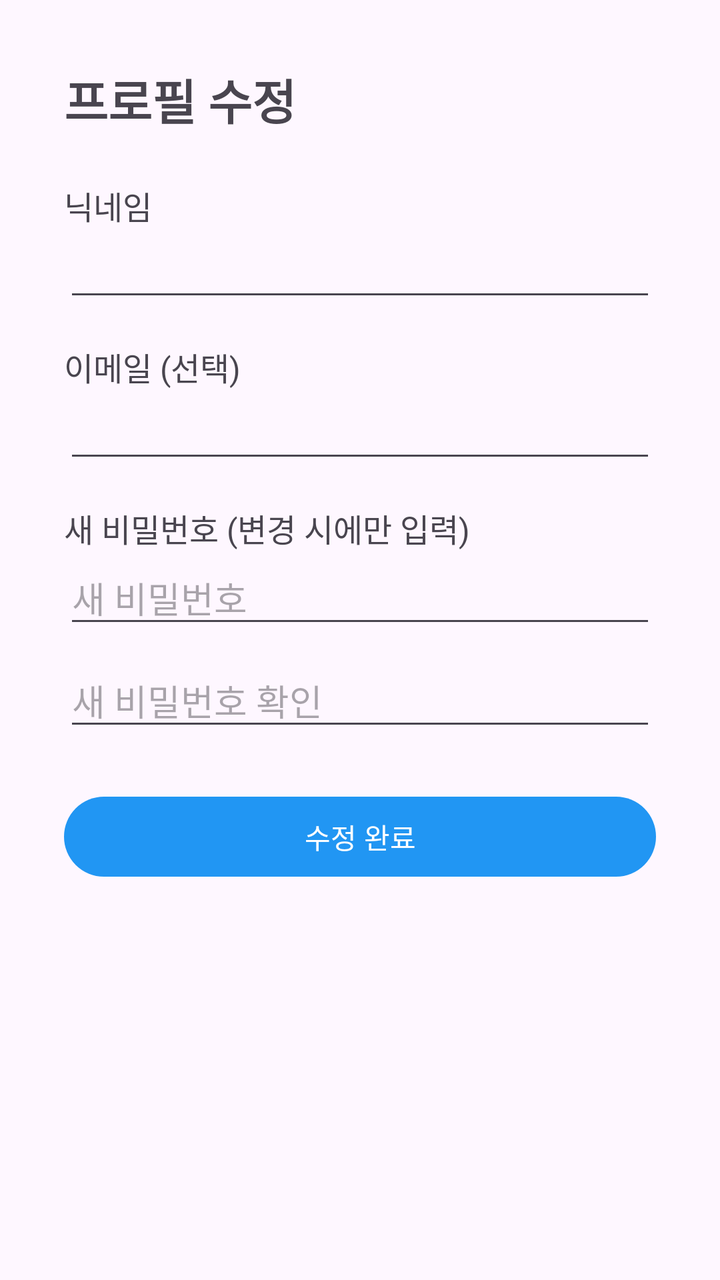
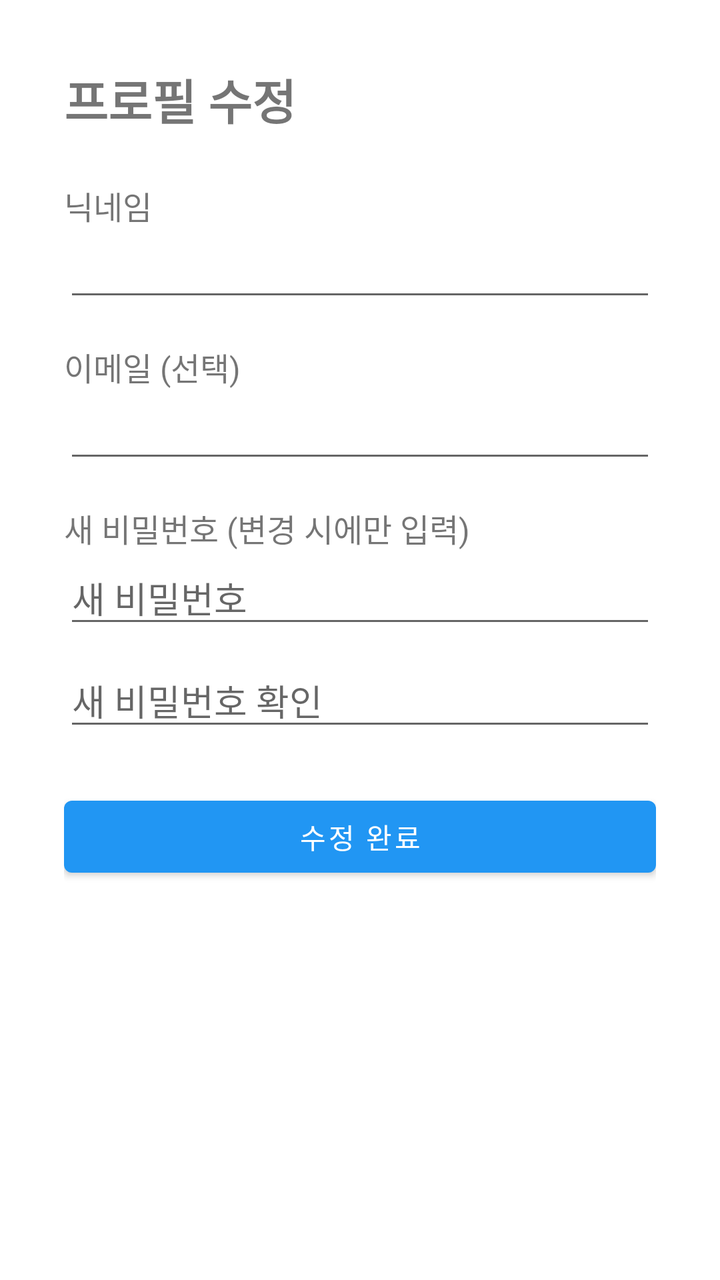

Compare the two renders of this Android layout. The source of the first and the diff that turns it into the second are given below.
<!-- AndroidManifest.xml: application theme Theme.SocialMyMap -->
<!-- res/layout/activity_profile_edit.xml -->
<?xml version="1.0" encoding="utf-8"?>
<LinearLayout xmlns:android="http://schemas.android.com/apk/res/android"
    android:layout_width="match_parent"
    android:layout_height="match_parent"
    android:orientation="vertical"
    android:padding="32dp">

    <TextView
        android:layout_width="wrap_content"
        android:layout_height="wrap_content"
        android:text="프로필 수정"
        android:textSize="24sp"
        android:textStyle="bold"
        android:layout_marginBottom="24dp"/>

    <TextView
        android:layout_width="wrap_content"
        android:layout_height="wrap_content"
        android:text="닉네임"
        android:textSize="16sp"/>
    <EditText
        android:id="@+id/et_edit_nickname"
        android:layout_width="match_parent"
        android:layout_height="wrap_content"
        android:layout_marginBottom="16dp"/>

    <TextView
        android:layout_width="wrap_content"
        android:layout_height="wrap_content"
        android:text="이메일 (선택)"
        android:textSize="16sp"/>
    <EditText
        android:id="@+id/et_edit_email"
        android:layout_width="match_parent"
        android:layout_height="wrap_content"
        android:inputType="textEmailAddress"
        android:layout_marginBottom="16dp"/>

    <TextView
        android:layout_width="wrap_content"
        android:layout_height="wrap_content"
        android:text="새 비밀번호 (변경 시에만 입력)"
        android:textSize="16sp"/>
    <EditText
        android:id="@+id/et_edit_password"
        android:layout_width="match_parent"
        android:layout_height="wrap_content"
        android:hint="새 비밀번호"
        android:inputType="textPassword"
        android:layout_marginBottom="8dp"/>

    <EditText
        android:id="@+id/et_edit_password_confirm"
        android:layout_width="match_parent"
        android:layout_height="wrap_content"
        android:hint="새 비밀번호 확인"
        android:inputType="textPassword"
        android:layout_marginBottom="24dp"/>

    <Button
        android:id="@+id/btn_edit_submit"
        android:layout_width="match_parent"
        android:layout_height="wrap_content"
        android:text="수정 완료"/>

</LinearLayout>
<!-- resources referenced by this layout -->
<resources>
  <style name="Theme.SocialMyMap" parent="Base.Theme.SocialMyMap" />
  <style name="Base.Theme.SocialMyMap" parent="Theme.Material3.DayNight">
      
      <item name="colorPrimary">#2196F3</item>
      <item name="colorPrimaryVariant">#1976D2</item>
      <item name="colorOnPrimary">@color/white</item>
      
      <item name="colorSecondary">#03A9F4</item>
      <item name="colorSecondaryVariant">#0288D1</item>
      <item name="colorOnSecondary">@color/black</item>
      
      <item name="android:statusBarColor" tools:targetApi="l">?attr/colorPrimaryVariant</item>
      
    </style>
  <color name="white">#FFFFFFFF</color>
  <color name="black">#FF000000</color>
</resources>

<!-- the commit's change to res/layout/activity_profile_edit.xml (unified diff, before → after) -->
@@ -1,66 +1,74 @@
 <?xml version="1.0" encoding="utf-8"?>
-<LinearLayout xmlns:android="http://schemas.android.com/apk/res/android"
+<ScrollView xmlns:android="http://schemas.android.com/apk/res/android"
+    android:id="@+id/scroll_view_profile_edit"
     android:layout_width="match_parent"
     android:layout_height="match_parent"
-    android:orientation="vertical"
-    android:padding="32dp">
+    android:fillViewport="true"
+    android:fitsSystemWindows="true">
 
-    <TextView
-        android:layout_width="wrap_content"
-        android:layout_height="wrap_content"
-        android:text="프로필 수정"
-        android:textSize="24sp"
-        android:textStyle="bold"
-        android:layout_marginBottom="24dp"/>
-
-    <TextView
-        android:layout_width="wrap_content"
-        android:layout_height="wrap_content"
-        android:text="닉네임"
-        android:textSize="16sp"/>
-    <EditText
-        android:id="@+id/et_edit_nickname"
+    <LinearLayout
         android:layout_width="match_parent"
         android:layout_height="wrap_content"
-        android:layout_marginBottom="16dp"/>
+        android:orientation="vertical"
+        android:padding="32dp">
 
-    <TextView
-        android:layout_width="wrap_content"
-        android:layout_height="wrap_content"
-        android:text="이메일 (선택)"
-        android:textSize="16sp"/>
-    <EditText
-        android:id="@+id/et_edit_email"
-        android:layout_width="match_parent"
-        android:layout_height="wrap_content"
-        android:inputType="textEmailAddress"
-        android:layout_marginBottom="16dp"/>
+        <TextView
+            android:layout_width="wrap_content"
+            android:layout_height="wrap_content"
+            android:text="프로필 수정"
+            android:textSize="24sp"
+            android:textStyle="bold"
+            android:layout_marginBottom="24dp"/>
 
-    <TextView
-        android:layout_width="wrap_content"
-        android:layout_height="wrap_content"
-        android:text="새 비밀번호 (변경 시에만 입력)"
-        android:textSize="16sp"/>
-    <EditText
-        android:id="@+id/et_edit_password"
-        android:layout_width="match_parent"
-        android:layout_height="wrap_content"
-        android:hint="새 비밀번호"
-        android:inputType="textPassword"
-        android:layout_marginBottom="8dp"/>
+        <TextView
+            android:layout_width="wrap_content"
+            android:layout_height="wrap_content"
+            android:text="닉네임"
+            android:textSize="16sp"/>
+        <EditText
+            android:id="@+id/et_edit_nickname"
+            android:layout_width="match_parent"
+            android:layout_height="wrap_content"
+            android:layout_marginBottom="16dp"/>
 
-    <EditText
-        android:id="@+id/et_edit_password_confirm"
-        android:layout_width="match_parent"
-        android:layout_height="wrap_content"
-        android:hint="새 비밀번호 확인"
-        android:inputType="textPassword"
-        android:layout_marginBottom="24dp"/>
+        <TextView
+            android:layout_width="wrap_content"
+            android:layout_height="wrap_content"
+            android:text="이메일 (선택)"
+            android:textSize="16sp"/>
+        <EditText
+            android:id="@+id/et_edit_email"
+            android:layout_width="match_parent"
+            android:layout_height="wrap_content"
+            android:inputType="textEmailAddress"
+            android:layout_marginBottom="16dp"/>
 
-    <Button
-        android:id="@+id/btn_edit_submit"
-        android:layout_width="match_parent"
-        android:layout_height="wrap_content"
-        android:text="수정 완료"/>
+        <TextView
+            android:layout_width="wrap_content"
+            android:layout_height="wrap_content"
+            android:text="새 비밀번호 (변경 시에만 입력)"
+            android:textSize="16sp"/>
+        <EditText
+            android:id="@+id/et_edit_password"
+            android:layout_width="match_parent"
+            android:layout_height="wrap_content"
+            android:hint="새 비밀번호"
+            android:inputType="textPassword"
+            android:layout_marginBottom="8dp"/>
 
-</LinearLayout>
+        <EditText
+            android:id="@+id/et_edit_password_confirm"
+            android:layout_width="match_parent"
+            android:layout_height="wrap_content"
+            android:hint="새 비밀번호 확인"
+            android:inputType="textPassword"
+            android:layout_marginBottom="24dp"/>
+
+        <Button
+            android:id="@+id/btn_edit_submit"
+            android:layout_width="match_parent"
+            android:layout_height="wrap_content"
+            android:text="수정 완료"/>
+
+    </LinearLayout>
+</ScrollView>
<!-- resource entries referenced after the edit -->
@@ -1,20 +1,30 @@
 <!-- resources referenced by this layout -->
 <resources>
-  <style name="Theme.SocialMyMap" parent="Base.Theme.SocialMyMap" />
-  <style name="Base.Theme.SocialMyMap" parent="Theme.Material3.DayNight">
-      
-      <item name="colorPrimary">#2196F3</item>
-      <item name="colorPrimaryVariant">#1976D2</item>
-      <item name="colorOnPrimary">@color/white</item>
-      
-      <item name="colorSecondary">#03A9F4</item>
-      <item name="colorSecondaryVariant">#0288D1</item>
-      <item name="colorOnSecondary">@color/black</item>
-      
-      <item name="android:statusBarColor" tools:targetApi="l">?attr/colorPrimaryVariant</item>
-      
-    </style>
+  <style name="Theme.SocialMyMap" parent="Theme.MaterialComponents.DayNight.DarkActionBar">
+          
+          <item name="colorPrimary">@color/blue_500</item>
+          <item name="colorPrimaryVariant">@color/blue_700</item>
+          <item name="colorOnPrimary">@color/white</item>
+          
+          <item name="colorSecondary">@color/teal_200</item>
+          <item name="colorSecondaryVariant">@color/teal_700</item>
+          <item name="colorOnSecondary">@color/black</item>
+          
+          <item name="android:statusBarColor" tools:targetApi="l">?attr/colorPrimaryVariant</item>
+          
+  
+          
+          <item name="android:windowDrawsSystemBarBackgrounds">true</item>
+          <item name="android:statusBarColor">@android:color/transparent</item>
+          <item name="android:navigationBarColor">@android:color/transparent</item>
+          <item name="android:windowLightStatusBar">true</item>
+          <item name="android:windowLightNavigationBar" tools:targetApi="o_mr1">true</item>
+      </style>
+  <color name="blue_500">#2196F3</color>
+  <color name="blue_700">#1976D2</color>
   <color name="white">#FFFFFFFF</color>
+  <color name="teal_200">#FF03DAC5</color>
+  <color name="teal_700">#FF018786</color>
   <color name="black">#FF000000</color>
 </resources>
 
